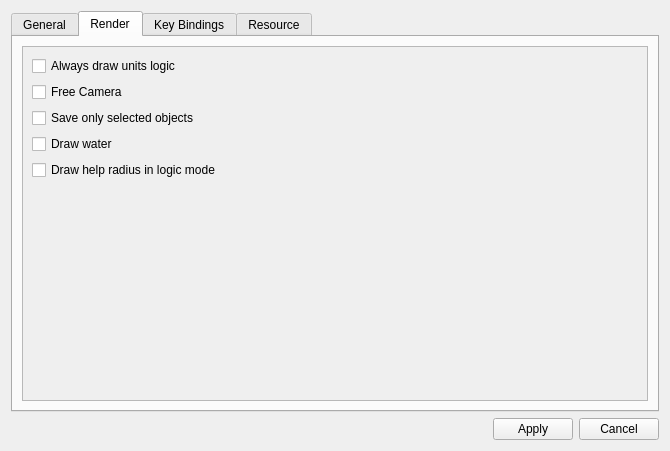
Above: settings.ui from konstvest/ei_maper before the change. Below: the same form after it.
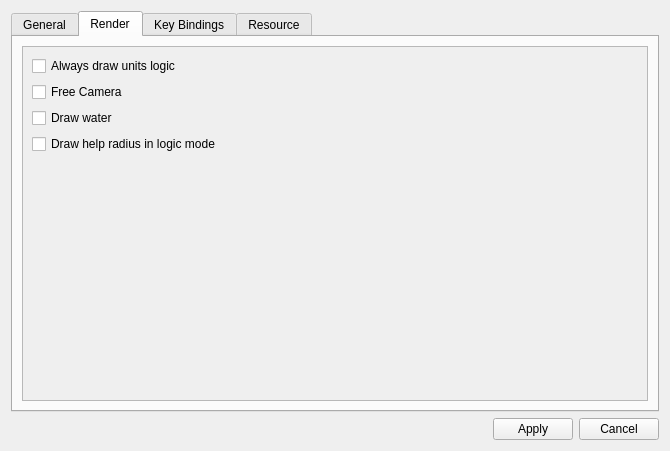
That is the form after the change. The open tabs and pages were chosen to show the change.

Commit message: Remove saved selection option

Patch:
```diff
--- a/settings.ui
+++ b/settings.ui
@@ -240,13 +240,6 @@
              </property>
             </widget>
            </item>
-           <item>
-            <widget class="QCheckBox" name="saveSelectedOnly">
-             <property name="text">
-              <string>Save only selected objects</string>
-             </property>
-            </widget>
-           </item>
            <item>
             <widget class="QCheckBox" name="drawWater">
              <property name="text">
```
Left out of the diff: 2 changed lines with no effect on the pictures. The commit also changes 2 other files.
